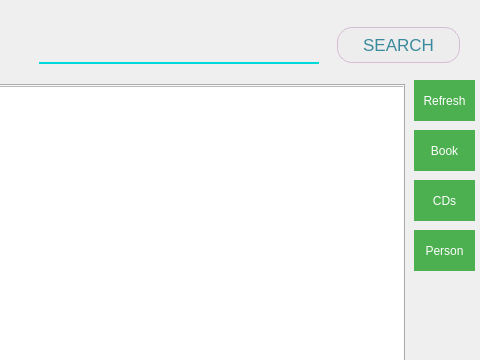
First picture: the form in mainwindow.ui, repository concat1911/LibraryManager, before the edit; both pictures show x 656 to 1136 and y 0 to 360 of the 1136 by 705 pixel window.
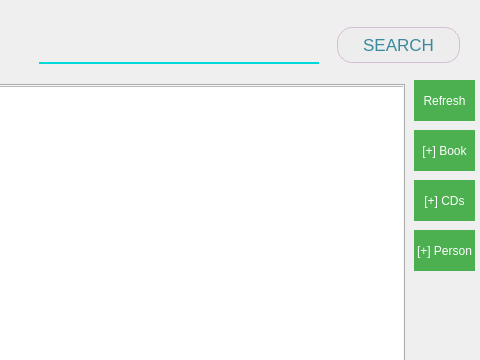
Second picture: the form after the edit. Icons and pictures are not drawn.

Diff of the .ui file:
```diff
--- a/mainwindow.ui
+++ b/mainwindow.ui
@@ -67,7 +67,7 @@
      </rect>
     </property>
     <property name="text">
-     <string>Book</string>
+     <string>[+] Book</string>
     </property>
    </widget>
    <widget class="QPushButton" name="addCDsBtn">
@@ -80,7 +80,7 @@
      </rect>
     </property>
     <property name="text">
-     <string>CDs</string>
+     <string>[+] CDs</string>
     </property>
    </widget>
    <widget class="QTabWidget" name="tabWidget">
@@ -202,7 +202,7 @@
      </rect>
     </property>
     <property name="text">
-     <string>Person</string>
+     <string>[+] Person</string>
     </property>
    </widget>
    <widget class="QPushButton" name="refreshBtn">
```
Left out of the diff: 19 changed lines with no effect on the pictures.
